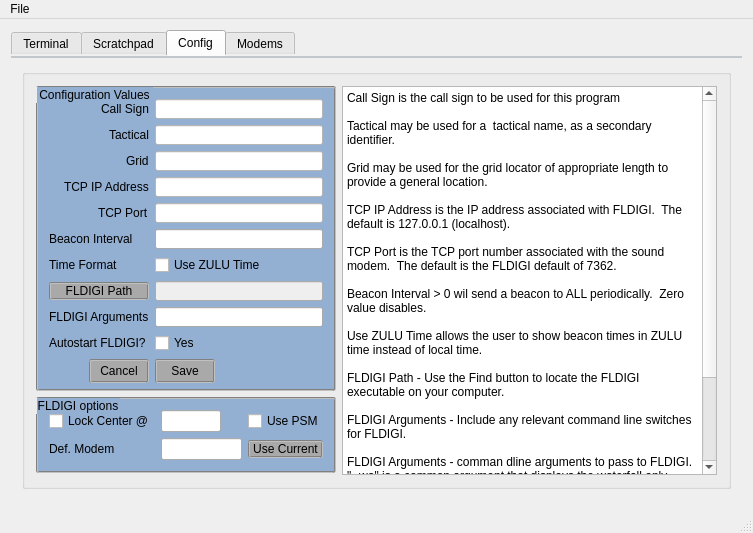
Before: the Qt Designer form linkup.ui in RCErrante/linkup, drawn with Qt 5.
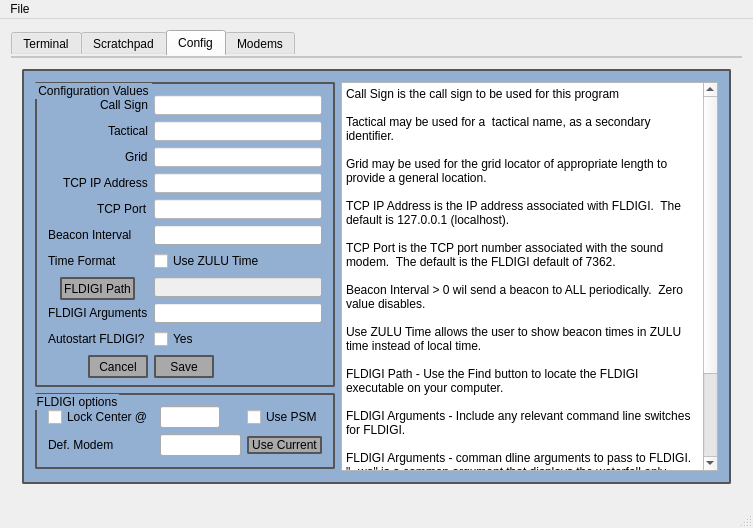
After: the same form once the commit is applied. The open tabs and pages were chosen to show the change.

Commit message: Update GUI with new style sheet to flatten buttons globally and change the border to flat for buttons and group boxes.

What changed in the file:
```diff
--- a/linkup.ui
+++ b/linkup.ui
@@ -22,6 +22,19 @@
   <property name="statusTip">
    <string extracomment="Welcome to LINKUp"/>
   </property>
+  <property name="styleSheet">
+   <string notr="true">QGroupBox {
+    background-color:#93afd2;
+    border: 2px solid #555;
+    border-radius: 2px;
+}
+
+QPushButton {
+ background-color:darkgray;
+border:2px solid#555;
+border-radius:2px;
+}</string>
+  </property>
   <widget class="QWidget" name="centralWidget">
    <layout class="QVBoxLayout" name="verticalLayout">
     <item>
@@ -830,17 +843,7 @@
               </size>
              </property>
              <property name="styleSheet">
-              <string notr="true">QGroupBox {
-    background-color:#93afd2;
-    border: 2px groove gray;
-    border-radius: 2px;
-}
-
-QPushButton {
- background-color:darkgray;
-border:2px groove gray;
-border-radius:2px;
-}</string>
+              <string notr="true"/>
              </property>
              <property name="title">
               <string>Configuration Values</string>
@@ -991,13 +994,13 @@
                   <property name="minimumSize">
                    <size>
                     <width>60</width>
-                    <height>24</height>
+                    <height>23</height>
                    </size>
                   </property>
                   <property name="maximumSize">
                    <size>
                     <width>60</width>
-                    <height>24</height>
+                    <height>23</height>
                    </size>
                   </property>
                   <property name="text">
@@ -1010,13 +1013,13 @@
                   <property name="minimumSize">
                    <size>
                     <width>60</width>
-                    <height>24</height>
+                    <height>23</height>
                    </size>
                   </property>
                   <property name="maximumSize">
                    <size>
                     <width>60</width>
-                    <height>24</height>
+                    <height>23</height>
                    </size>
                   </property>
                   <property name="text">
@@ -1024,11 +1027,17 @@
                   </property>
                  </widget>
                 </item>
-                <item row="7" column="0">
+                <item row="7" column="0" alignment="Qt::AlignHCenter">
                  <widget class="QPushButton" name="findFLDIGIButton">
+                  <property name="minimumSize">
+                   <size>
+                    <width>75</width>
+                    <height>23</height>
+                   </size>
+                  </property>
                   <property name="maximumSize">
                    <size>
-                    <width>16777215</width>
+                    <width>75</width>
                     <height>16777215</height>
                    </size>
                   </property>
@@ -1051,15 +1060,7 @@
               </size>
              </property>
              <property name="styleSheet">
-              <string notr="true">QPushButton {
- background-color:darkgray;
-border:2px groove gray;
-border-radius:2px;
-}QGroupBox {
-    background-color:#93afd2;
-    border: 2px groove gray;
-    border-radius: 2px;
-}</string>
+              <string notr="true"/>
              </property>
              <property name="title">
               <string>FLDIGI options</string>
```
Left out of the diff: 63 changed lines with no effect on the pictures.
